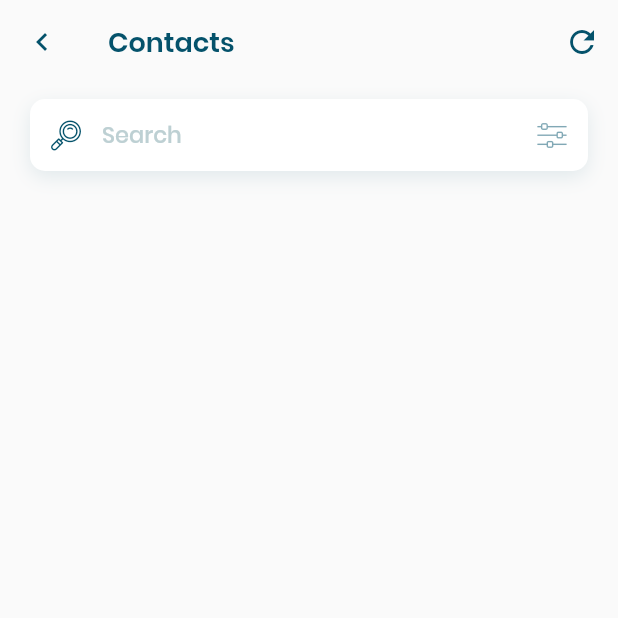
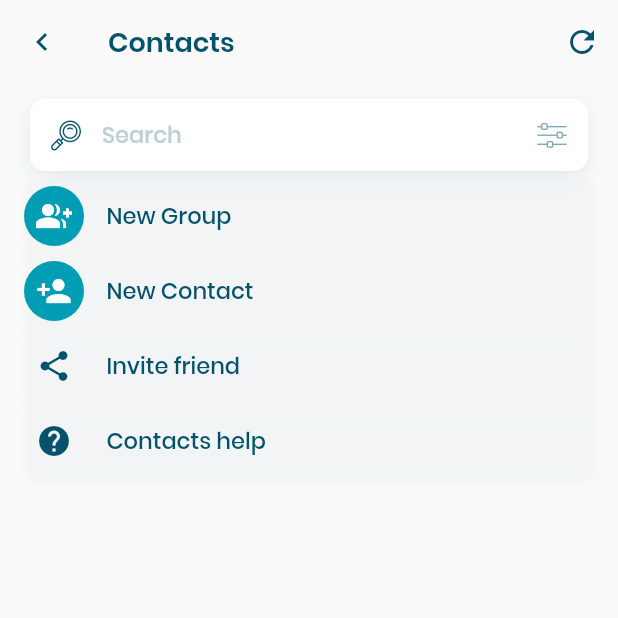
Before and after one commit to luckypal/Chatter, a Flutter app: the ContactsPage screen opened by its route, on a phone screen of 412 x 824 dp, the top half of it. Run offline on Flutter 3.47's test engine with Material 2 defaults, Android fonts, the phone set to English and light mode, and no system bars; our stand-ins replace carousel_slider, cloud_firestore, contacts_service, country_code_picker, firebase_auth, get_it and 5 more; missing offline and left inert: phone_number; accounts and stored records are empty; statements that could not run were skipped.

Commit message:
Read contacts from phone and filter from database

```diff
--- /dev/null
+++ b/lib/src/models/chatter_contact.dart
@@ -0,0 +1,7 @@
+import 'package:chatter/src/models/user.dart';
+import 'package:contacts_service/contacts_service.dart';
+
+class ChatterContact {
+  Contact contact;
+  ChatterUserModel chatterModel;
+}
--- a/lib/src/screens/chat/contacts.dart
+++ b/lib/src/screens/chat/contacts.dart
@@ -1,4 +1,6 @@
+import 'package:chatter/config/ui_icons.dart';
 import 'package:chatter/service_locator.dart';
+import 'package:chatter/src/models/chatter_contact.dart';
 import 'package:chatter/src/utils/ui.dart';
 import 'package:chatter/src/widgets/DrawerWidget.dart';
 import 'package:chatter/src/widgets/searchbarwidget.dart';
@@ -20,11 +22,13 @@ class _ContactsPageState extends State<ContactsPage> {
   @override
   void initState() {
     super.initState();
-    new Future.delayed(const Duration(milliseconds: 100), initContact);
+    contactService = locator<ContactService>();
+    if (contactService.model == null)
+      new Future.delayed(const Duration(milliseconds: 100), initContact);
   }
 
   void initContact() async {
-    ContactService contactService = locator<ContactService>();
+    contactService = locator<ContactService>();
     UI.showSpinnerOverlay(context);
     await contactService.load();
     UI.closeSpinnerOverlay(context);
@@ -71,9 +75,19 @@ class _ContactsPageState extends State<ContactsPage> {
               padding: const EdgeInsets.symmetric(horizontal: 20),
               child: SearchBarWidget(),
             ),
-            contactService != null
+            SizedBox(height: 5),
+            functionBuilder(
+                icon: Icons.group_add,
+                title: "New Group",
+                onPressed: () {},
+                color: Theme.of(context).accentColor),
+            functionBuilder(
+                icon: Icons.person_add,
+                title: "New Contact",
+                onPressed: () {},
+                color: Theme.of(context).accentColor),
+            contactService.model != null
                 ? ListView.separated(
-                    padding: EdgeInsets.only(top: 5),
                     scrollDirection: Axis.vertical,
                     shrinkWrap: true,
                     primary: false,
@@ -85,13 +99,18 @@ class _ContactsPageState extends State<ContactsPage> {
                         contact: contactService.model[index], onPressed: () {}),
                   )
                 : SizedBox(),
+            functionBuilder(
+                icon: Icons.share, title: "Invite friend", onPressed: () {}),
+            functionBuilder(
+                icon: Icons.help, title: "Contacts help", onPressed: () {}),
           ],
         ),
       ),
     );
   }
 
-  Widget contactBuilder({Contact contact, Function onPressed}) {
+  Widget functionBuilder(
+      {IconData icon, String title, Function onPressed, Color color = Colors.transparent}) {
     return MaterialButton(
       onPressed: onPressed,
       child: Container(
@@ -108,20 +127,53 @@ class _ContactsPageState extends State<ContactsPage> {
         child: Row(
           mainAxisAlignment: MainAxisAlignment.start,
           children: <Widget>[
-            contact.avatar != null && contact.avatar.length > 0
-                ? CircleAvatar(
-                    backgroundImage: MemoryImage(contact.avatar),
-                  )
-                : CircleAvatar(
-                    child: Text(
-                      contact.initials(),
-                      style: TextStyle(color: Colors.white),
-                    ),
-                  ),
+            CircleAvatar(
+              backgroundColor: color,
+              child: new Icon(icon, color: color == Colors.transparent ? Theme.of(context).hintColor : Colors.white),
+            ),
+            // Padding(
+            //   padding: EdgeInsets.all(8),
+            //   child: new Icon(icon, color: color == null ? Theme.of(context).hintColor : Colors.white),
+            // ),
             SizedBox(width: 15),
             Expanded(
               child: Text(
-                contact.displayName,
+                title,
+                overflow: TextOverflow.ellipsis,
+                maxLines: 1,
+                style: Theme.of(context).textTheme.subhead,
+              ),
+            )
+          ],
+        ),
+      ),
+    );
+  }
+
+  Widget contactBuilder({ChatterContact contact, Function onPressed}) {
+    return MaterialButton(
+      onPressed: onPressed,
+      child: Container(
+        padding: EdgeInsets.symmetric(horizontal: 0, vertical: 5),
+        decoration: BoxDecoration(
+          // color: Theme.of(context).primaryColor.withOpacity(0.9),
+          boxShadow: [
+            BoxShadow(
+                color: Theme.of(context).focusColor.withOpacity(0.1),
+                blurRadius: 5,
+                offset: Offset(0, 2)),
+          ],
+        ),
+        child: Row(
+          mainAxisAlignment: MainAxisAlignment.start,
+          children: <Widget>[
+            CircleAvatar(
+                backgroundImage:
+                    Image.network(contact.chatterModel.photoUrl).image),
+            SizedBox(width: 15),
+            Expanded(
+              child: Text(
+                contact.contact.displayName,
                 overflow: TextOverflow.ellipsis,
                 maxLines: 1,
                 style: Theme.of(context).textTheme.subhead,
--- a/lib/src/services/contact.dart
+++ b/lib/src/services/contact.dart
@@ -1,33 +1,73 @@
+import 'dart:math';
+
+import 'package:chatter/service_locator.dart';
+import 'package:chatter/src/models/chatter_contact.dart';
+import 'package:chatter/src/models/user.dart';
+import 'package:chatter/src/utils/utilities.dart';
 import 'package:contacts_service/contacts_service.dart';
+import 'package:chatter/src/services/user.dart';
 
 abstract class ContactService {
-  List<Contact> _models;
-  List<Contact> get model => _models;
+  UserService userService;
+  List<ChatterContact> _models;
+  List<ChatterContact> get model => _models;
 
   ContactService() {
     // load();
+    userService = locator<UserService>();
   }
 
-  Future<Iterable<Contact>> load();
-  void filter(Iterable<Contact> contacts);
+  Future<List<ChatterContact>> load();
+  Future<void> filter(Iterable<Contact> contacts);
 }
 
 class ContactServiceImpl extends ContactService {
   @override
-  Future<Iterable<Contact>> load() {
-    return new Future<Iterable<Contact>>(() async {
+  Future<List<ChatterContact>> load() {
+    return new Future<List<ChatterContact>>(() async {
       Iterable<Contact> contacts = await ContactsService.getContacts();
-      filter(contacts);
-      return contacts;
+      await filter(contacts);
+      return _models;
     });
   }
 
   @override
-  void filter(Iterable<Contact> contacts) {
-    _models = new List<Contact>();
-    contacts.forEach((contact) {
-      if (contact.phones.length == 0) return;
-      _models.add(contact);
+  Future<void> filter(Iterable<Contact> contacts) async {
+    return new Future<void>(() async {
+      List<String> phoneNumbers = List<String>();
+
+      Map<String, Contact> contactTable = Map<String, Contact>();
+
+      contacts.forEach((contact) {
+        if (contact.phones.length == 0) return;
+
+        // contact.phones.forEach((phoneNumber) => phoneNumbers.add(phoneNumber.value));
+
+        contact.phones.forEach((phoneNumber) {
+          String newValue = Utilities.makeStandardPhoneNumber(phoneNumber.value);
+          phoneNumbers.add(newValue);
+          contactTable [newValue] = contact;
+        });
+      });
+
+      _models = new List<ChatterContact>();
+
+      int start = 0;
+      while(start < phoneNumbers.length) {
+        int end = min(start + 10, phoneNumbers.length);
+        List<String> subPhoneNumbers = phoneNumbers.sublist(start, end);
+        List<ChatterUserModel> userList = await userService.findUsers(phoneNumbers: subPhoneNumbers);
+
+        userList.forEach((chatterUser) {
+          ChatterContact chatterContact = new ChatterContact();
+          chatterContact.chatterModel = chatterUser;
+          chatterContact.contact = contactTable[chatterUser.phoneNumber];
+
+          _models.add(chatterContact);
+        });
+
+        start += 10;
+      }
     });
   }
 }
--- a/lib/src/services/user.dart
+++ b/lib/src/services/user.dart
@@ -21,6 +21,7 @@ abstract class UserService {
 
   Future<FirebaseUser> load({bool isStrict = true});
   Future<void> saveToDatabase(UserUpdateInfo userUpdateInfo);
+  Future<List<ChatterUserModel>> findUsers({List<String> phoneNumbers});
 }
 
 class UserServiceImpl extends UserService {
@@ -80,4 +81,20 @@ class UserServiceImpl extends UserService {
       });
     });
   }
+
+  @override
+  Future<List<ChatterUserModel>> findUsers({List<String> phoneNumbers}) {
+    return new Future<List<ChatterUserModel>>(() async {
+      List<ChatterUserModel> users = new List<ChatterUserModel>();
+      QuerySnapshot query = await firestore
+          .collection('users')
+          .where("phoneNumber", whereIn: phoneNumbers)
+          .getDocuments();
+      query.documents.forEach((doc) {
+        users.add(new ChatterUserModel(doc: doc));
+      });
+
+      return users;
+    });
+  }
 }
--- /dev/null
+++ b/lib/src/utils/utilities.dart
@@ -0,0 +1,13 @@
+class Utilities {
+  static String makeStandardPhoneNumber(String phoneNumber) {
+    String newNumber = phoneNumber.replaceAllMapped(new RegExp(r"^(\+)|[^\d\n]"), (match) {
+      if (match.group(1) == null) return '';
+      return '${match.group(1)}';
+    });
+
+    if (!newNumber.startsWith("+"))
+      newNumber = '+$newNumber';
+
+    return newNumber;
+  }
+}
```
